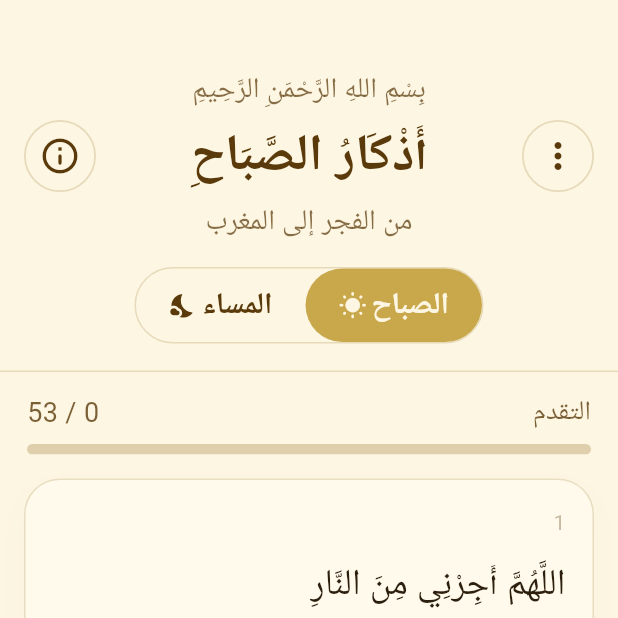
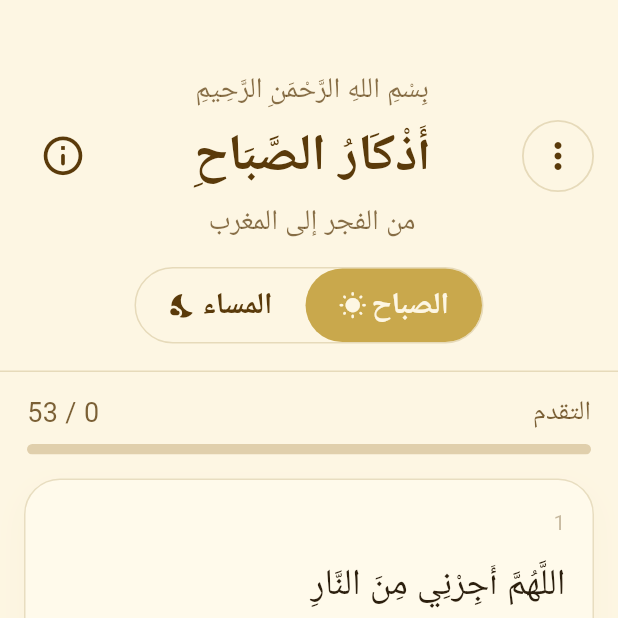
Before and after one commit to MSaeedN7/azkar-web, a Flutter app: the screen it shows after launch, on a phone screen of 412 x 824 dp, the top half of it. Run offline on Flutter 3.47's test engine with Material 3 defaults, Android fonts, the phone set to English and light mode, and no system bars; our stand-ins replace flutter_svg, google_fonts, shared_preferences; missing offline and left inert: workmanager; Roboto replaces fonts that are missing (Amiri).

Commit message:
Adjust header about icon styling

```diff
--- a/lib/main.dart
+++ b/lib/main.dart
@@ -1020,6 +1020,9 @@ class _AzkarHomePageState extends State<AzkarHomePage> {
                 icon: Icons.info_outline_rounded,
                 onPressed: _showAboutAppPopup,
                 tooltip: 'حول التطبيق',
+                bordered: false,
+                size: 52,
+                iconSize: 31,
               ),
             ],
           ),
@@ -1051,18 +1054,21 @@ class _AzkarHomePageState extends State<AzkarHomePage> {
     required IconData icon,
     required VoidCallback onPressed,
     required String tooltip,
+    bool bordered = true,
+    double size = 48,
+    double iconSize = 28,
   }) {
     return Container(
-      width: 48,
-      height: 48,
+      width: size,
+      height: size,
       decoration: BoxDecoration(
         shape: BoxShape.circle,
-        border: Border.all(color: colors.border, width: 1.2),
+        border: bordered ? Border.all(color: colors.border, width: 1.2) : null,
       ),
       child: IconButton(
         onPressed: onPressed,
         tooltip: tooltip,
-        icon: Icon(icon, color: colors.accentText, size: 28),
+        icon: Icon(icon, color: colors.accentText, size: iconSize),
       ),
     );
   }
```
